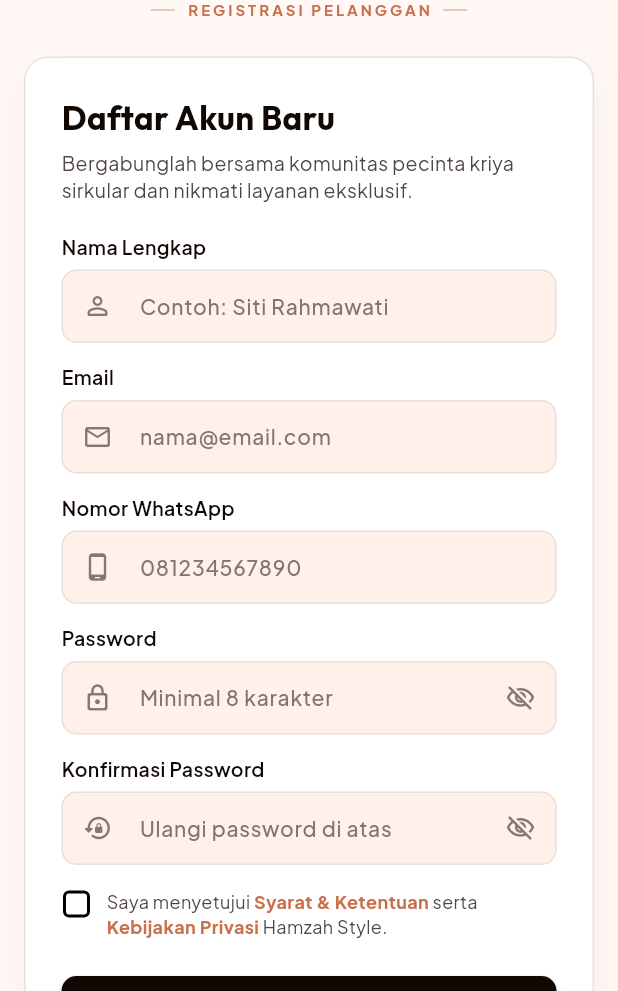
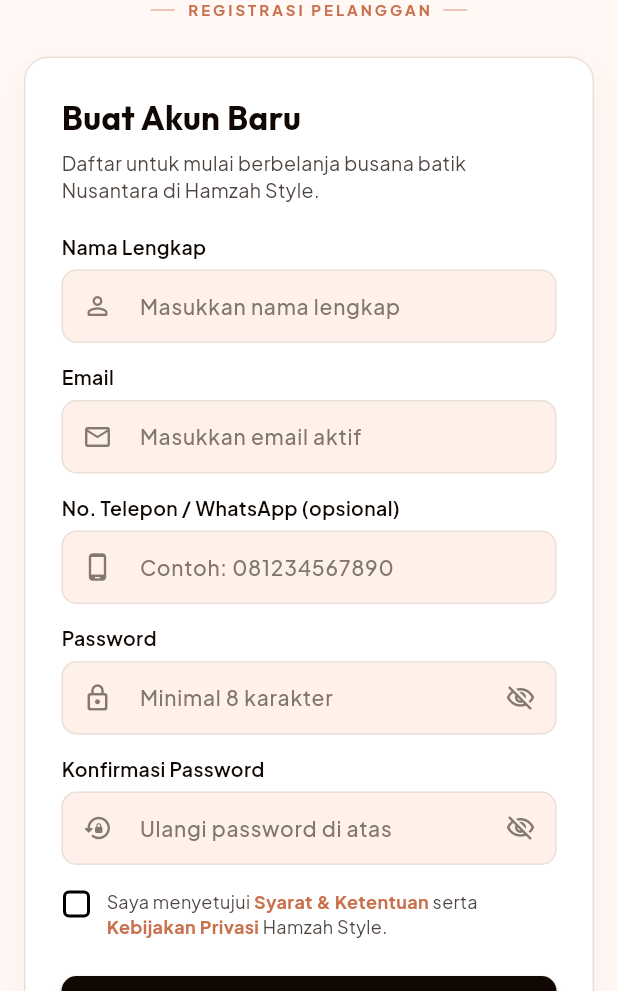
Before and after one commit to kevinrizaldi/mobilebatik, a Flutter app: the RegisterScreen screen opened by its route, on a phone screen of 412 x 824 dp, the part 245-1236 px from its top. Run offline on Flutter 3.47's test engine with Material 3 defaults, Android fonts, the phone set to English and light mode, and no system bars; our stand-ins replace go_router, google_fonts, google_sign_in, image_picker, shared_preferences; accounts and stored records are empty; network calls fail.

Commit message:
fix(ui): sinkronkan teks, placeholder, label, dan copy form register & login mobile dengan web

```diff
--- a/lib/screens/login_screen.dart
+++ b/lib/screens/login_screen.dart
@@ -179,7 +179,7 @@ class _LoginScreenState extends State<LoginScreen> {
                           ),
                           const SizedBox(height: 4),
                           Text(
-                            'Masuk ke akun Anda untuk melanjutkan belanja koleksi batik dan kriya sirkular.',
+                            'Masuk ke akun Anda untuk melanjutkan belanja koleksi batik Nusantara.',
                             style: GoogleFonts.plusJakartaSans(
                               fontSize: isLandscape ? 12 : 13,
                               color: AppTheme.textMuted,
--- a/lib/screens/register_screen.dart
+++ b/lib/screens/register_screen.dart
@@ -193,7 +193,7 @@ class _RegisterScreenState extends State<RegisterScreen> {
                         crossAxisAlignment: CrossAxisAlignment.stretch,
                         children: [
                           Text(
-                            'Daftar Akun Baru',
+                            'Buat Akun Baru',
                             style: GoogleFonts.outfit(
                               fontSize: 22,
                               fontWeight: FontWeight.w700,
@@ -202,7 +202,7 @@ class _RegisterScreenState extends State<RegisterScreen> {
                           ),
                           const SizedBox(height: 6),
                           Text(
-                            'Bergabunglah bersama komunitas pecinta kriya sirkular dan nikmati layanan eksklusif.',
+                            'Daftar untuk mulai berbelanja busana batik Nusantara di Hamzah Style.',
                             style: GoogleFonts.plusJakartaSans(
                               fontSize: 13,
                               color: AppTheme.textMuted,
@@ -214,7 +214,7 @@ class _RegisterScreenState extends State<RegisterScreen> {
                           // Nama Lengkap
                           CustomTextField(
                             label: 'Nama Lengkap',
-                            hintText: 'Contoh: Siti Rahmawati',
+                            hintText: 'Masukkan nama lengkap',
                             controller: _nameController,
                             prefixIcon: Icons.person_outline_rounded,
                             validator: (val) {
@@ -229,7 +229,7 @@ class _RegisterScreenState extends State<RegisterScreen> {
                           // Email
                           CustomTextField(
                             label: 'Email',
-                            hintText: 'nama@email.com',
+                            hintText: 'Masukkan email aktif',
                             controller: _emailController,
                             prefixIcon: Icons.email_outlined,
                             keyboardType: TextInputType.emailAddress,
@@ -247,8 +247,8 @@ class _RegisterScreenState extends State<RegisterScreen> {
 
                           // Nomor Telepon / WhatsApp
                           CustomTextField(
-                            label: 'Nomor WhatsApp',
-                            hintText: '081234567890',
+                            label: 'No. Telepon / WhatsApp (opsional)',
+                            hintText: 'Contoh: 081234567890',
                             controller: _phoneController,
                             prefixIcon: Icons.phone_android_outlined,
                             keyboardType: TextInputType.phone,
@@ -258,14 +258,12 @@ class _RegisterScreenState extends State<RegisterScreen> {
                             ],
                             validator: (val) {
                               final trimmed = val?.trim() ?? '';
-                              if (trimmed.isEmpty) {
-                                return 'Nomor WhatsApp tidak boleh kosong';
-                              }
+                              if (trimmed.isEmpty) return null;
                               if (!RegExp(r'^[0-9]+$').hasMatch(trimmed)) {
-                                return 'Nomor WhatsApp hanya boleh berupa angka';
+                                return 'Nomor telepon hanya boleh berupa angka';
                               }
                               if (trimmed.length < 10 || trimmed.length > 15) {
-                                return 'Nomor WhatsApp harus antara 10 - 15 digit';
+                                return 'Nomor telepon harus antara 10 - 15 digit';
                               }
                               return null;
                             },
@@ -391,7 +389,7 @@ class _RegisterScreenState extends State<RegisterScreen> {
                                 : Row(
                                     mainAxisAlignment: MainAxisAlignment.center,
                                     children: const [
-                                      Text('Daftar Akun Baru'),
+                                      Text('Daftar'),
                                       SizedBox(width: 8),
                                       Icon(
                                         Icons.check_circle_outline_rounded,
@@ -445,7 +443,7 @@ class _RegisterScreenState extends State<RegisterScreen> {
                     mainAxisAlignment: MainAxisAlignment.center,
                     children: [
                       Text(
-                        'Sudah memiliki akun? ',
+                        'Sudah punya akun? ',
                         style: GoogleFonts.plusJakartaSans(
                           fontSize: 13,
                           color: AppTheme.textMuted,
@@ -454,7 +452,7 @@ class _RegisterScreenState extends State<RegisterScreen> {
                       GestureDetector(
                         onTap: () => context.go('/login'),
                         child: Text(
-                          'Masuk di sini',
+                          'Masuk sekarang',
                           style: GoogleFonts.plusJakartaSans(
                             fontSize: 13,
                             fontWeight: FontWeight.w700,
```
